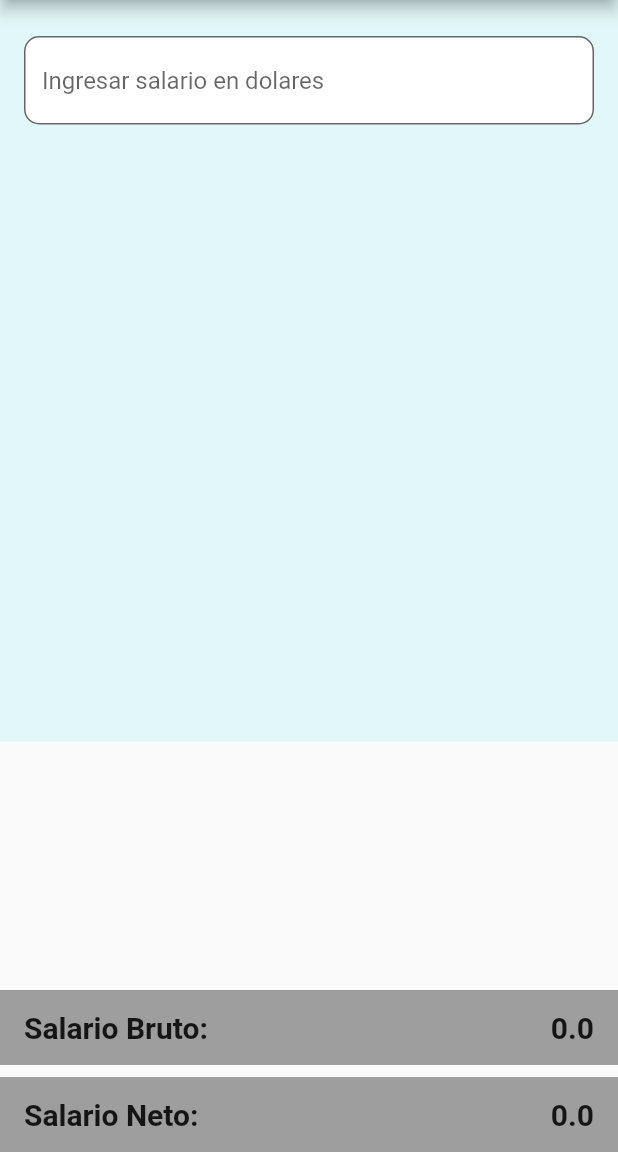
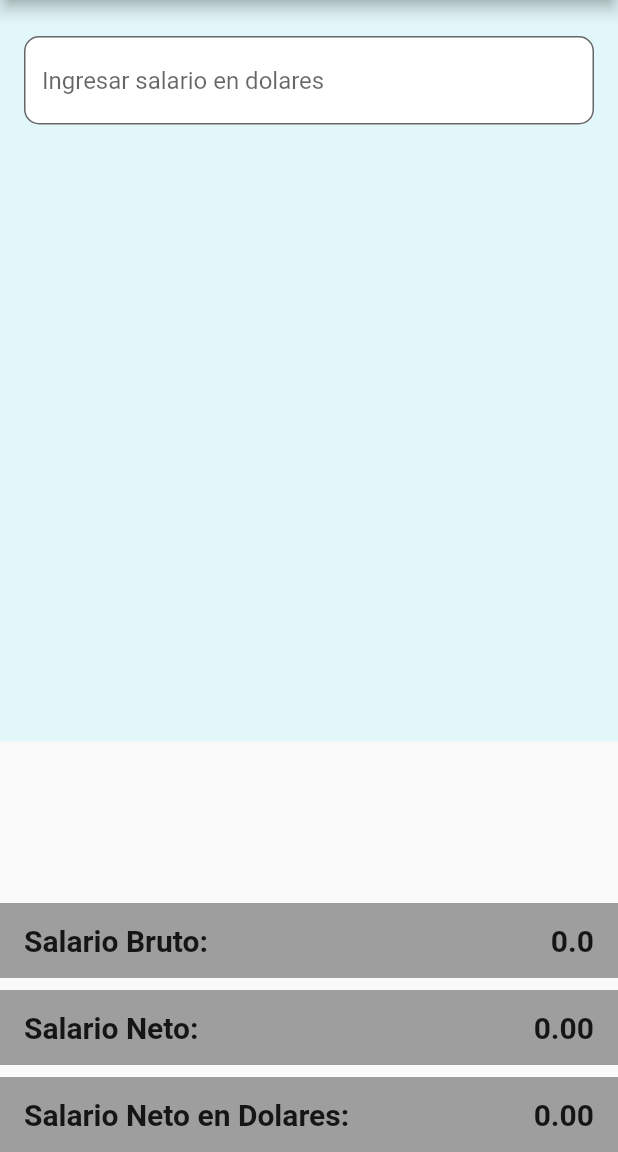
Before and after one commit to jm-mdq-vd/salary-app, a Flutter app: the screen it shows after launch, on a phone screen of 412 x 824 dp, the part 84-1236 px from its top. Run offline on Flutter 3.47's test engine with Material 2 defaults, Android fonts, the phone set to English and light mode, and no system bars.

Commit message:
Added parallel dollar cell

```diff
--- a/lib/main.dart
+++ b/lib/main.dart
@@ -36,8 +36,12 @@ class MainView extends StatefulWidget {
 
 class _MainViewState extends State<MainView> {
   final double percentage = 0.17;
-  double get remainingSalary => fullSalary - (fullSalary * percentage);
   double fullSalary = 0.0;
+
+  double get remainingSalaryValue => fullSalary - (fullSalary * percentage);
+  double get parallelDollarSalaryValue => remainingSalaryValue / 285.00;
+  String get remainingSalary => remainingSalaryValue.toStringAsFixed(2);
+  String get parallelDollarSalary => parallelDollarSalaryValue.toStringAsFixed(2);
 
   @override
   Widget build(BuildContext context) {
@@ -77,7 +81,12 @@ class _MainViewState extends State<MainView> {
             const SizedBox(height: 8,),
             ResultCell(
               label: 'Salario Neto: ',
-              value: '$remainingSalary',
+              value: remainingSalary,
+            ),
+            const SizedBox(height: 8,),
+            ResultCell(
+              label: 'Salario Neto en Dolares: ',
+              value: parallelDollarSalary,
             ),
           ],
         )
```
